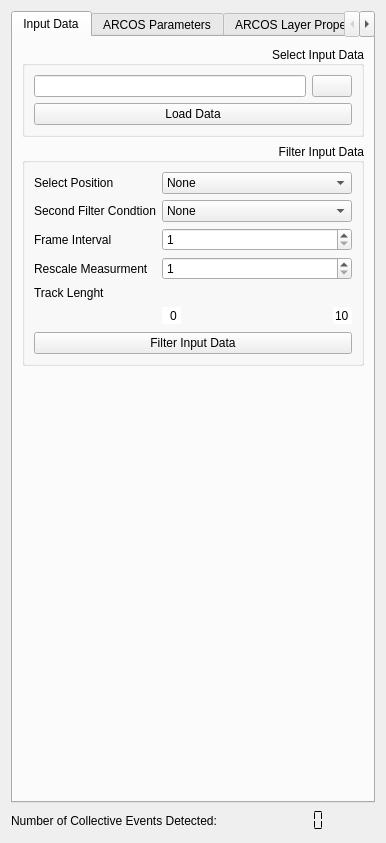
This is src/arcos_gui/_ui/ARCOS_widget.ui in bgraedel/arcos-gui as Qt 5 draws it before an edit. The edited form follows.
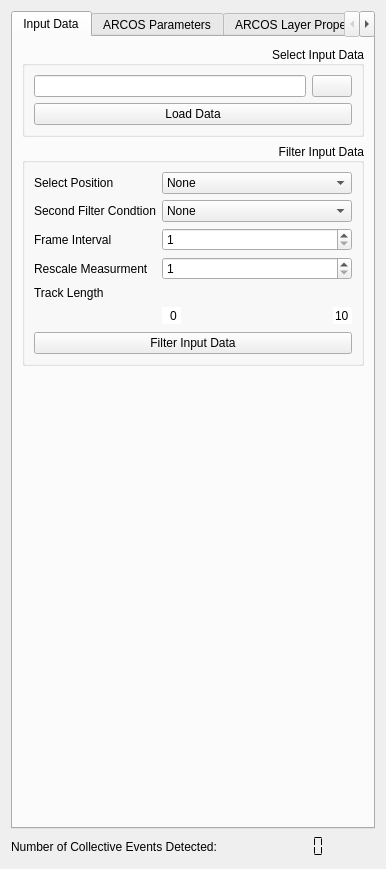
This is the edited form.

What changed in the file:
```diff
--- a/src/arcos_gui/_ui/ARCOS_widget.ui
+++ b/src/arcos_gui/_ui/ARCOS_widget.ui
@@ -7,7 +7,7 @@
     <x>0</x>
     <y>0</y>
     <width>382</width>
-    <height>843</height>
+    <height>869</height>
    </rect>
   </property>
   <property name="windowTitle">
@@ -247,7 +247,7 @@
              <string>&lt;html&gt;&lt;head/&gt;&lt;body&gt;&lt;p&gt;Filter tracklenght of source data. Can be usefull if lots of incompleate tracks are present.&lt;/p&gt;&lt;/body&gt;&lt;/html&gt;</string>
             </property>
             <property name="text">
-             <string>Track Lenght</string>
+             <string>Track Length</string>
             </property>
            </widget>
           </item>
```
Left out of the diff: 2 changed lines with no effect on the pictures.
